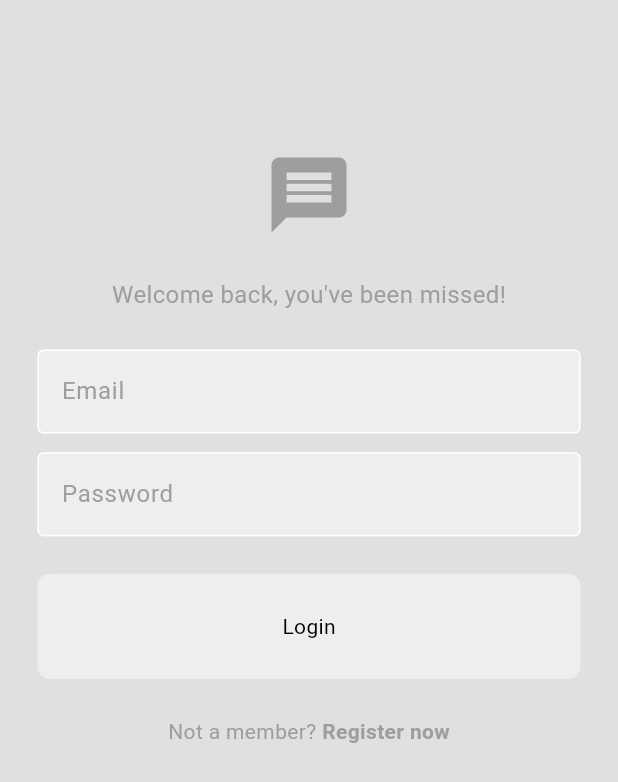
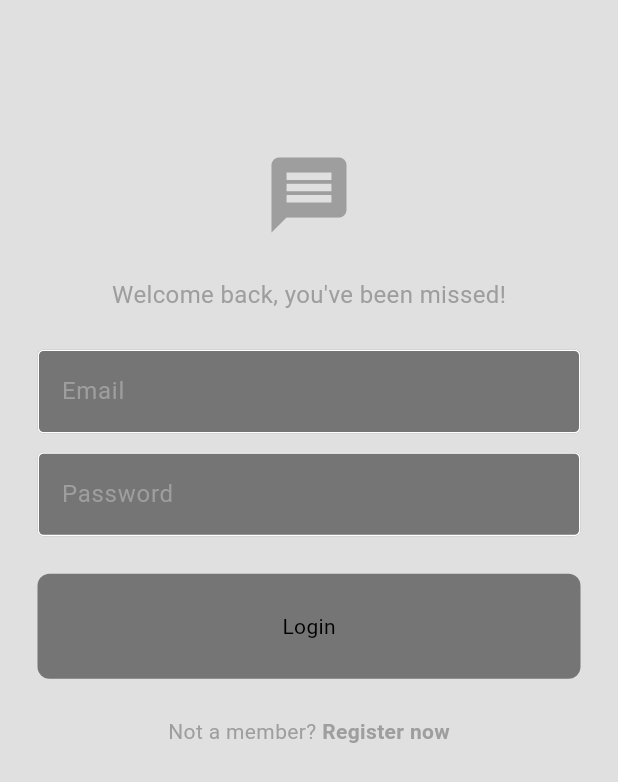
Before and after one commit to ToasterRepo/minimal_chat, a Flutter app: the screen it shows after launch, on a phone screen of 412 x 824 dp. Shown: the top 782 px of the screen. Run offline on Flutter 3.47's test engine with Material 3 defaults, Android fonts, the phone set to English and light mode, and no system bars; our stand-ins replace cloud_firestore, firebase_auth, firebase_core, flutter_pw_validator; accounts and stored records are empty.

Commit message:
beautification complete

```diff
--- a/lib/main.dart
+++ b/lib/main.dart
@@ -2,12 +2,16 @@ import 'package:firebase_core/firebase_core.dart';
 import 'package:flutter/material.dart';
 import 'package:minimal_chat/services/auth/auth_gate.dart';
 import 'package:minimal_chat/firebase_options.dart';
-import 'package:minimal_chat/themes/light_mode.dart';
+import 'package:minimal_chat/themes/theme_provider.dart';
+import 'package:provider/provider.dart';
 
 void main() async {
   WidgetsFlutterBinding.ensureInitialized();
   await Firebase.initializeApp(options: DefaultFirebaseOptions.currentPlatform);
-  runApp(const MyApp());
+  runApp(ChangeNotifierProvider(
+    create: (context) => ThemeProvider(),
+    child: const MyApp(),
+  ));
 }
 
 class MyApp extends StatelessWidget {
@@ -19,7 +23,7 @@ class MyApp extends StatelessWidget {
     return MaterialApp(
       debugShowCheckedModeBanner: false,
       home: AuthGate(),
-      theme: lightMode,
+      theme: Provider.of<ThemeProvider>(context).themeData,
     );
   }
 }
--- a/lib/pages/home_page.dart
+++ b/lib/pages/home_page.dart
@@ -19,6 +19,8 @@ class HomePage extends StatelessWidget {
     return Scaffold(
       appBar: AppBar(
         title: const Text("Home"),
+        foregroundColor: Colors.grey.shade600,
+        elevation: 0,
       ),
       drawer: const MyDrawer(),
       body: _buildUserList(),
--- /dev/null
+++ b/lib/themes/dark_mode.dart
@@ -0,0 +1,9 @@
+import 'package:flutter/material.dart';
+
+ThemeData darkMode = ThemeData(
+    colorScheme: ColorScheme.dark(
+        surface: Colors.grey.shade900,
+        primary: Colors.grey.shade400,
+        secondary: const Color.fromARGB(255, 57, 57, 57),
+        tertiary: Colors.grey.shade800,
+        inversePrimary: Colors.grey.shade300));
--- a/lib/themes/light_mode.dart
+++ b/lib/themes/light_mode.dart
@@ -4,6 +4,6 @@ ThemeData lightMode = ThemeData(
     colorScheme: ColorScheme.light(
         surface: Colors.grey.shade300,
         primary: Colors.grey.shade500,
-        secondary: Colors.grey.shade200,
+        secondary: Colors.grey.shade600,
         tertiary: Colors.white,
         inversePrimary: Colors.grey.shade900));
--- /dev/null
+++ b/lib/themes/theme_provider.dart
@@ -0,0 +1,25 @@
+import 'package:flutter/material.dart';
+import 'package:minimal_chat/themes/light_mode.dart';
+
+import 'dark_mode.dart';
+
+class ThemeProvider extends ChangeNotifier {
+  ThemeData _themeData = lightMode;
+
+  ThemeData get themeData => _themeData;
+
+  bool get isDarkMode => _themeData == darkMode;
+
+  set themeData(ThemeData themeData) {
+    _themeData = themeData;
+    notifyListeners();
+  }
+
+  void toggleTheme() {
+    if (_themeData == lightMode) {
+      themeData = darkMode;
+    } else {
+      themeData = lightMode;
+    }
+  }
+}
--- a/pubspec.yaml
+++ b/pubspec.yaml
@@ -38,6 +38,7 @@ dependencies:
   firebase_core: ^3.6.0
   firebase_auth: ^5.3.1
   cloud_firestore: ^5.4.4
+  provider: ^6.1.2
 
 dev_dependencies:
   flutter_test:
```
Also changed, not shown: lib/pages/chat_bubble.dart (added, +36 -0 lines), lib/pages/chat_page.dart (+23 -4 lines), lib/pages/settings_page .dart (+31 -4 lines), pubspec.lock.
